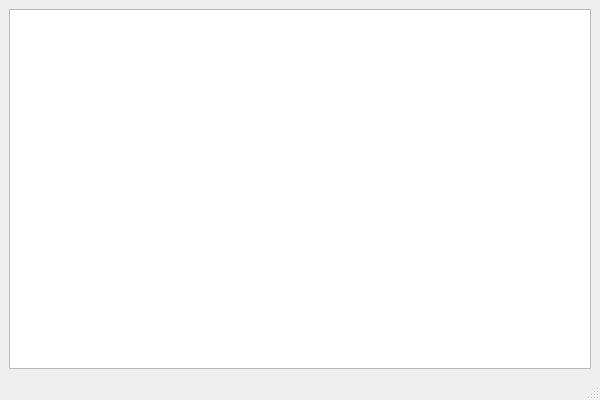
This is src/ui/MainWindow.ui in matwin04/MediaManagerPlusPlus as Qt 5 draws it before an edit. The edited form follows.
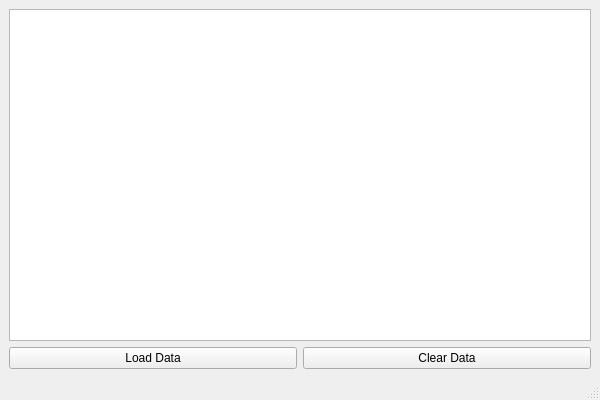
This is the edited form.

Diff of the .ui file:
```diff
--- a/src/ui/MainWindow.ui
+++ b/src/ui/MainWindow.ui
@@ -14,10 +14,24 @@
             <string>Media Manager ++</string>
         </property>
         <widget class="QWidget" name="centralwidget">
-            <layout class="QVBoxLayout" name="verticalLayout">
-                <item>
+            <layout class="QGridLayout" name="gridLayout">
+                <item row="0" column="0" colspan="2">
                     <widget class="QTableView" name="tableView"/>
                 </item>
+                <item row="1" column="0">
+                    <widget class="QPushButton" name="loadButton">
+                        <property name="text">
+                            <string>Load Data</string>
+                        </property>
+                    </widget>
+                </item>
+                <item row="1" column="1">
+                    <widget class="QPushButton" name="clearButton">
+                        <property name="text">
+                            <string>Clear Data</string>
+                        </property>
+                    </widget>
+                </item>
             </layout>
         </widget>
         <widget class="QMenuBar" name="menubar"/>
```
Left out of the diff: 2 changed lines with no effect on the pictures.
